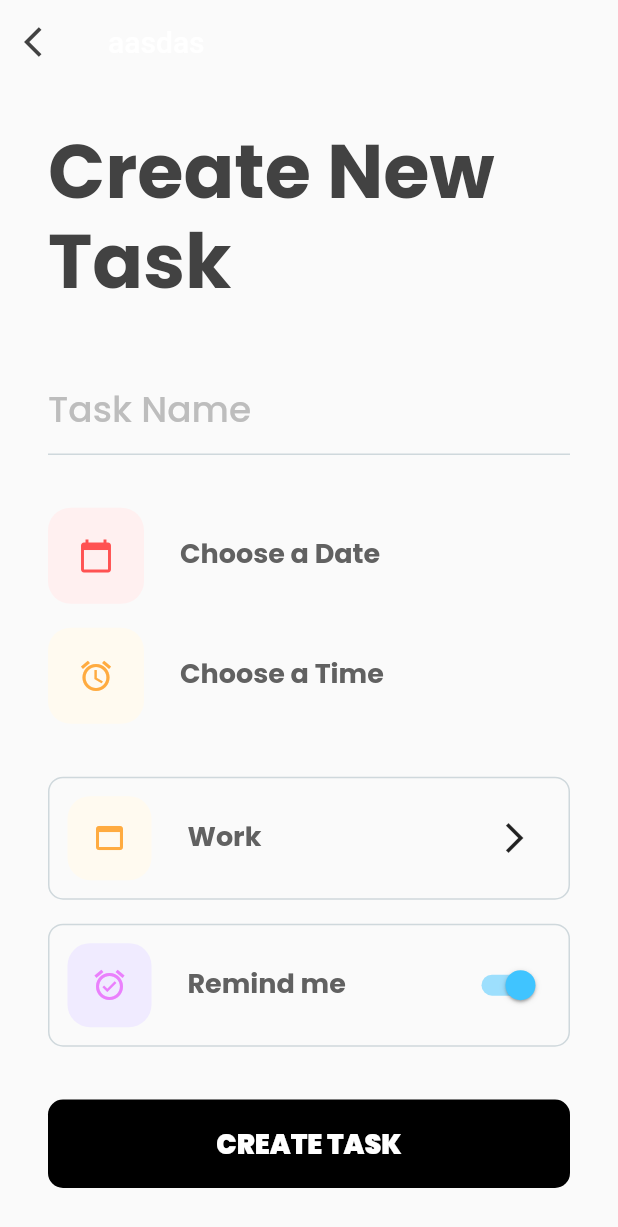
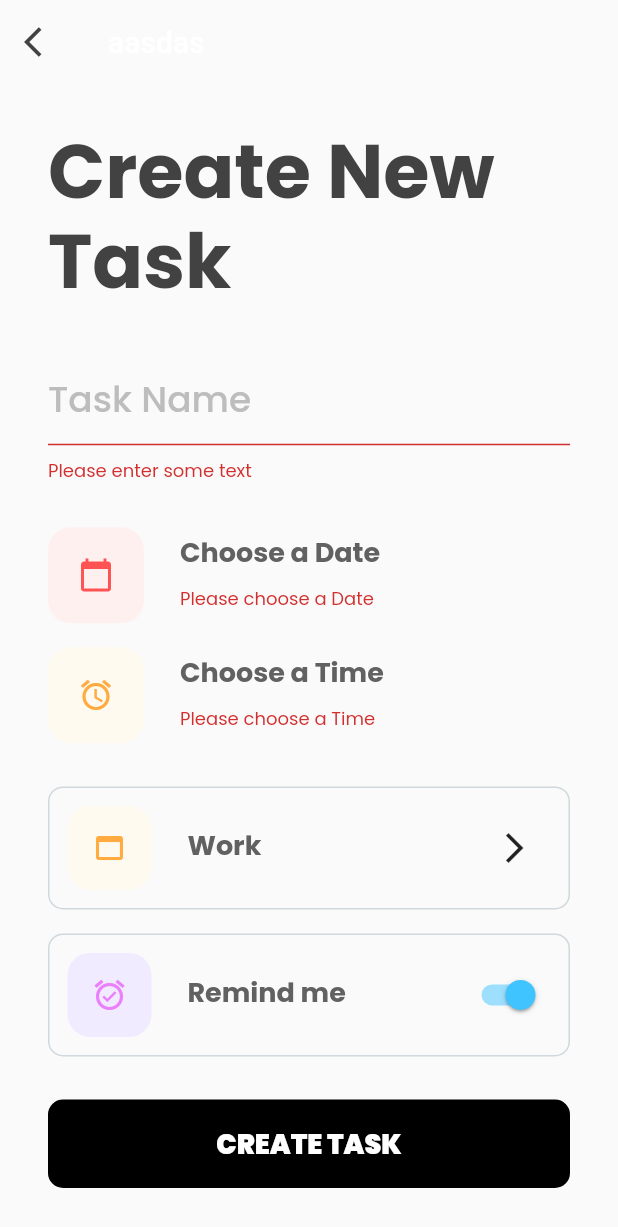
Before and after one commit to rodolforoc/todo-app-flutter, a Flutter app: the CreateTaskScreen screen opened directly, after a tap on "CREATE TASK", on a phone screen of 412 x 824 dp. Shown: the top 1227 px of the screen. Run offline on Flutter 3.47's test engine with Material 2 defaults, Android fonts, the phone set to English and light mode, and no system bars; our stand-ins replace cloud_firestore, google_fonts; accounts and stored records are empty.

Commit message:
Create Task validation

```diff
--- a/lib/screens/create_task.dart
+++ b/lib/screens/create_task.dart
@@ -12,11 +12,14 @@ class CreateTaskScreen extends StatefulWidget {
 }
 
 class _CreateTaskScreenState extends State<CreateTaskScreen> {
+  final _formKey = GlobalKey<FormState>();
   bool remindMe = true;
   String todoTitle = "";
   DateTime _dateTime;
   TimeOfDay _time;
   String _dateTimeString;
+  var txtDate = TextEditingController();
+  var txtTime = TextEditingController();
 
   @override
   Widget build(BuildContext context) {
@@ -41,7 +44,9 @@ class _CreateTaskScreenState extends State<CreateTaskScreen> {
   }
 
   createHome(BuildContext context) {
-    return Column(
+    return Form(
+      key: _formKey,
+      child: Column(
         children: [
           title(context),
           Spacer(),
@@ -61,6 +66,7 @@ class _CreateTaskScreenState extends State<CreateTaskScreen> {
           Spacer(),
           newTaskButton(context)
         ],
+      ),
     );
   }
 
@@ -104,16 +110,18 @@ class _CreateTaskScreenState extends State<CreateTaskScreen> {
               fontWeight: FontWeight.w900, fontSize: 18, color: Colors.white),
         ),
         onPressed: () {
+          if (_formKey.currentState.validate()) {
             createTodos();
             Navigator.push(
                 context, MaterialPageRoute(builder: (context) => TaskScreen()));
+          }
         },
       ),
     );
   }
 
   todoInputField(BuildContext context) {
-    return TextField(
+    return TextFormField(
       style: TextStyle(
         fontSize: 24,
         fontWeight: FontWeight.w500,
@@ -134,10 +142,17 @@ class _CreateTaskScreenState extends State<CreateTaskScreen> {
           color: Colors.grey[400],
         ),
       ),
+      validator: (value) {
+        if (value.isEmpty) {
+          return 'Please enter some text';
+        }
+        return null;
+      },
     );
   }
 
   todoDateField(BuildContext context) {
+    txtDate.text = _dateTime == null ? 'Choose a Date' : _dateTimeString;
     return Container(
       child: Row(
         children: [
@@ -156,7 +171,7 @@ class _CreateTaskScreenState extends State<CreateTaskScreen> {
                         context: context,
                         initialDate:
                             _dateTime == null ? DateTime.now() : _dateTime,
-                        firstDate: DateTime(2020),
+                        firstDate: DateTime.now(),
                         lastDate: DateTime(2220))
                     .then((date) => {
                           setState(() {
@@ -175,13 +190,25 @@ class _CreateTaskScreenState extends State<CreateTaskScreen> {
           ),
 
           ///For Text
-          Text(
-            _dateTime == null ? 'Choose a Date' : _dateTimeString,
+          Expanded(
+            child: SizedBox(
+              height: 50,
+              child: TextFormField(
+                controller: txtDate,
+                decoration: InputDecoration(border: InputBorder.none),
                 style: TextStyle(
                     fontSize: 18,
                     height: 1.2,
                     fontWeight: FontWeight.w700,
                     color: Colors.grey[700]),
+                validator: (value) {
+                  if (value == 'Choose a Date') {
+                    return 'Please choose a Date';
+                  }
+                  return null;
+                },
+              ),
+            ),
           )
         ],
       ),
@@ -189,6 +216,7 @@ class _CreateTaskScreenState extends State<CreateTaskScreen> {
   }
 
   todoAlarmField(BuildContext context) {
+    txtTime.text = _time == null ? 'Choose a Time' : _time.format(context);
     return Container(
       child: Row(
         children: [
@@ -221,13 +249,25 @@ class _CreateTaskScreenState extends State<CreateTaskScreen> {
           ),
 
           ///For Text
-          Text(
-            _time == null ? 'Choose a Time' : _time.format(context),
+          Expanded(
+            child: SizedBox(
+              height: 50,
+              child: TextFormField(
+                controller: txtTime,
+                decoration: InputDecoration(border: InputBorder.none),
                 style: TextStyle(
                     fontSize: 18,
                     height: 1.2,
                     fontWeight: FontWeight.w700,
                     color: Colors.grey[700]),
+                validator: (value) {
+                  if (value == 'Choose a Time') {
+                    return 'Please choose a Time';
+                  }
+                  return null;
+                },
+              ),
+            ),
           )
         ],
       ),
```
Lines whose indentation alone changed are shown as unchanged.
